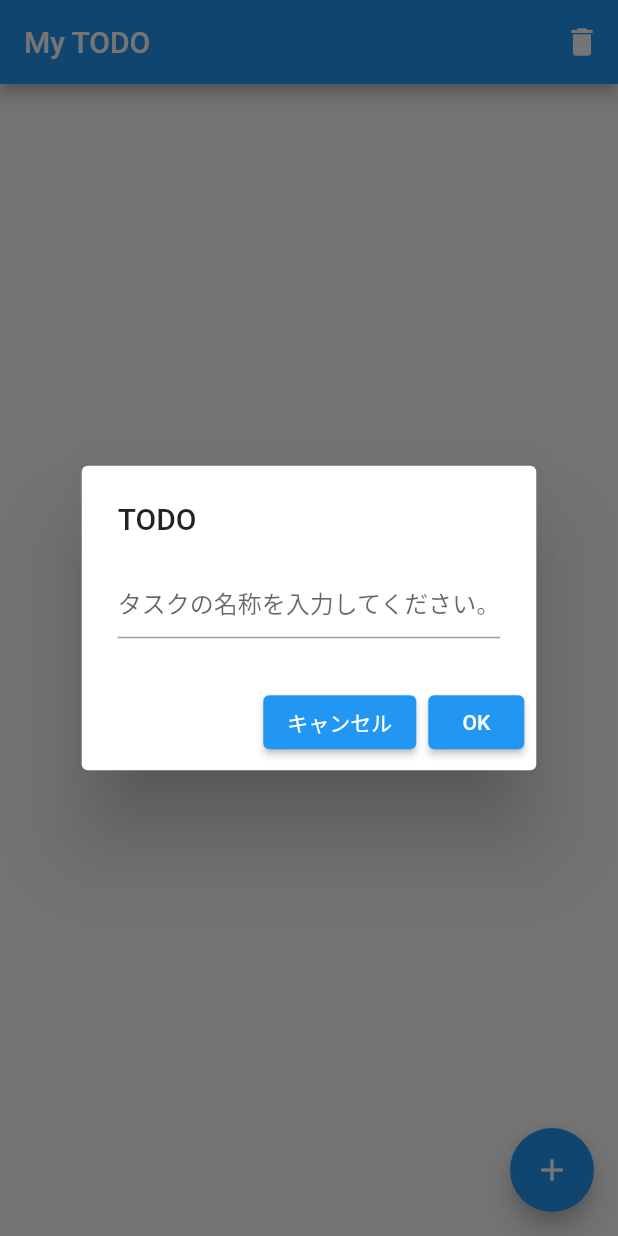
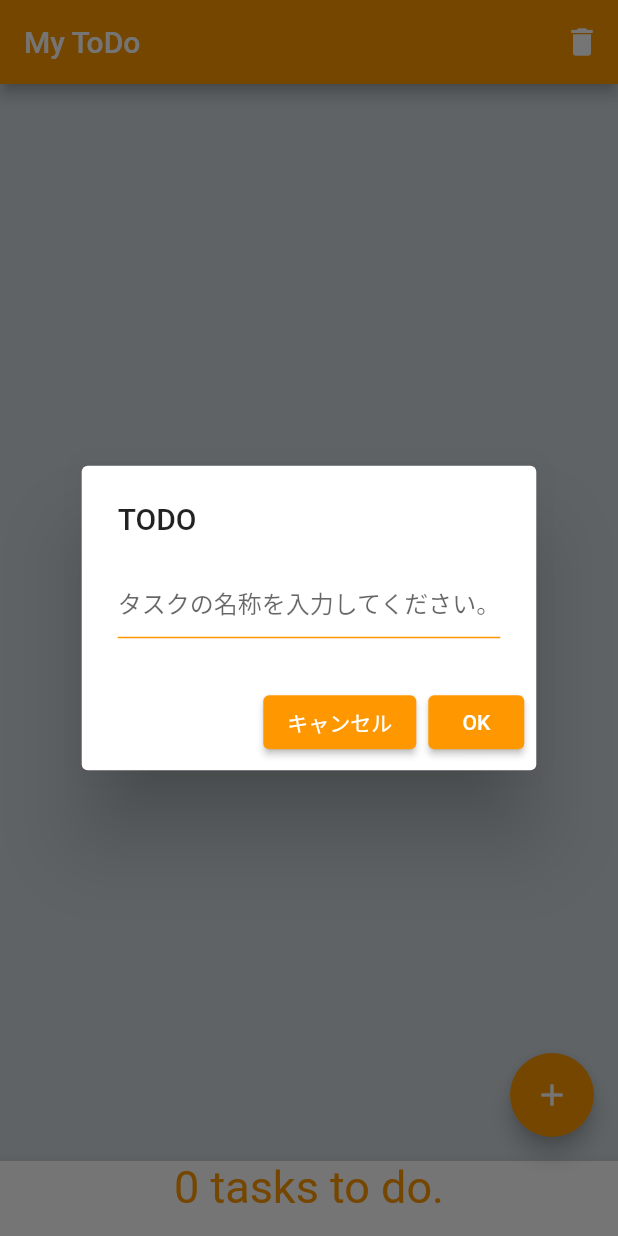
Before and after one commit to KoyuMizutani/flutter_app, a Flutter app: the screen it shows after launch, after a tap on the "add" icon, on a phone screen of 412 x 824 dp. Run offline on Flutter 3.47's test engine with Material 2 defaults, Android fonts, the phone set to English and light mode, and no system bars; our stand-ins replace shared_preferences.

Commit message:
色を変えてtodoが何個あるか表示

```diff
--- a/my_app/lib/main.dart
+++ b/my_app/lib/main.dart
@@ -43,16 +43,19 @@ class _MyHomePageState extends State<MyHomePage> {
     });
   }
 
+  int _count = 0;
   @override
   Widget build(BuildContext context) {
     return Scaffold(
       appBar: AppBar(
-        title: const Text("My TODO"),
+        title: const Text("My ToDo"),
+        backgroundColor: Colors.orange,
         actions: [
           // ⑦ナビゲーションバーの右上にゴミ箱ボタンを設置
           IconButton(
               onPressed: () {
                 // ⑧ 押された場合は、保存されているTODOを全て削除
+                _count = 0;
                 SharedPreferences.getInstance().then((prefs) async {
                   await prefs.setStringList("todo", []);
                   setState(() {
@@ -71,11 +74,28 @@ class _MyHomePageState extends State<MyHomePage> {
           },
         ),
       ),
+      backgroundColor: Colors.blueGrey.shade100,
+      bottomNavigationBar: BottomAppBar(
+        shape: const CircularNotchedRectangle(),
+        child: Container(
+          child: Text(
+            "$_count tasks to do.",
+            style: TextStyle(
+              color: Colors.orange,
+              fontSize:30,
+            ),
+          ),
+          height: 50.0,
+          alignment: Alignment.topCenter,
+        ),
+      ),
+
       floatingActionButton: FloatingActionButton(
+        backgroundColor: Colors.orange,
         onPressed: () async {
           // ⑤ TextInputDialogを用いて、任意の文字列を取得する。
           var label = await _showTextInputDialog(context);
-
+          _count ++;
           if (label != null) {
             setState(() {
               widget.cards.add(TodoCardWidget(label: label));
@@ -102,15 +122,30 @@ class _MyHomePageState extends State<MyHomePage> {
           return AlertDialog(
             title: const Text('TODO'),
             content: TextField(
+              decoration: const InputDecoration(
+                enabledBorder: UnderlineInputBorder(
+                  borderSide: BorderSide(color: Colors.orange),
+                ),
+                focusedBorder: UnderlineInputBorder(
+                  borderSide: BorderSide(color: Colors.orange),
+                ),
+                hintText: "タスクの名称を入力してください。",
+              ),
               controller: _textFieldController,
-              decoration: const InputDecoration(hintText: "タスクの名称を入力してください。"),
+              // decoration: const InputDecoration(hintText: "タスクの名称を入力してください。"),
             ),
             actions: <Widget>[
               ElevatedButton(
+                style: ElevatedButton.styleFrom(
+                  primary: Colors.orange,
+                ),
                 child: const Text("キャンセル"),
                 onPressed: () => Navigator.pop(context),
               ),
               ElevatedButton(
+                style: ElevatedButton.styleFrom(
+                  primary: Colors.orange,
+                ),
                 child: const Text('OK'),
                 onPressed: () => Navigator.pop(context, _textFieldController.text),
               ),
```
